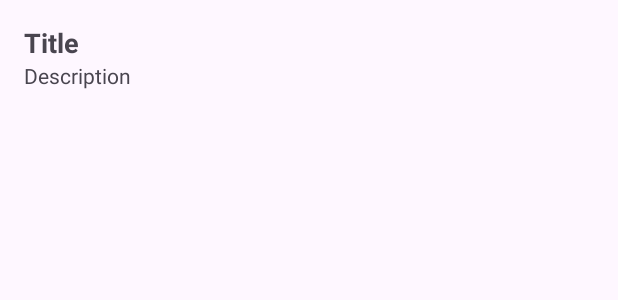
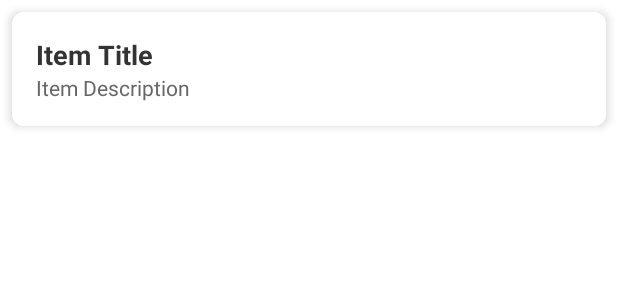
Before and after one commit to MirBedirhanKaygusuz/CS394, an Android app: the layout item_layout.xml on its own in the app's theme, with its tools: preview values and no code run, on a phone screen of 412 x 824 dp. Shown: the top 300 px of the screen. Run offline under Robolectric (Android 15) with nearby library versions, the phone set to English and light mode, and no system bars.

Commit message:
1.9
Signed-off-by: mirkaygusuz <bedirhan.kaygusuz@ozu.edu.tr>

```diff
--- a/app/build.gradle.kts
+++ b/app/build.gradle.kts
@@ -37,7 +37,7 @@ android {
 
 dependencies {
 
-
+    implementation ("androidx.cardview:cardview:1.0.0")
     implementation ("androidx.recyclerview:recyclerview:1.3.2")
     implementation(libs.androidx.core.ktx)
     implementation(libs.androidx.appcompat)
--- a/app/src/main/AndroidManifest.xml
+++ b/app/src/main/AndroidManifest.xml
@@ -10,7 +10,7 @@
         android:label="@string/app_name"
         android:roundIcon="@mipmap/ic_launcher_round"
         android:supportsRtl="true"
-        android:theme="@style/Theme.CS3941"
+        android:theme="@style/Theme.MyApp"
         tools:targetApi="31">
         <activity android:name=".DetailActivity" />
         <activity
--- a/app/src/main/res/layout/activity_detail.xml
+++ b/app/src/main/res/layout/activity_detail.xml
@@ -5,7 +5,8 @@
     xmlns:tools="http://schemas.android.com/tools"
     android:layout_width="match_parent"
     android:layout_height="match_parent"
-    tools:context=".DetailActivity">
+    tools:context=".DetailActivity"
+    >
 
     <TextView
         android:id="@+id/detailId"
--- a/app/src/main/res/layout/item_layout.xml
+++ b/app/src/main/res/layout/item_layout.xml
@@ -1,6 +1,15 @@
 <?xml version="1.0" encoding="utf-8"?>
+<androidx.cardview.widget.CardView
+    xmlns:android="http://schemas.android.com/apk/res/android"
+    xmlns:app="http://schemas.android.com/apk/res-auto"
+    android:layout_width="match_parent"
+    android:layout_height="wrap_content"
+    android:layout_margin="8dp"
+    app:cardElevation="4dp"
+    app:cardBackgroundColor="@color/backgroundLight"
+    app:cardCornerRadius="8dp">
+
 <LinearLayout
-    xmlns:android="http://schemas.android.com/apk/res/android"
 android:layout_width="match_parent"
 android:layout_height="wrap_content"
 android:orientation="vertical"
@@ -10,14 +19,17 @@
     android:id="@+id/itemTitle"
     android:layout_width="wrap_content"
     android:layout_height="wrap_content"
-        android:textStyle="bold"
+    android:text="Item Title"
     android:textSize="18sp"
-        android:text="Title"/>
+    android:textColor="@color/textPrimary"
+    android:textStyle="bold"/>
 
 <TextView
     android:id="@+id/itemDescription"
     android:layout_width="wrap_content"
     android:layout_height="wrap_content"
+    android:text="Item Description"
     android:textSize="14sp"
-        android:text="Description"/>
+    android:textColor="@color/textSecondary"/>
 </LinearLayout>
+    </androidx.cardview.widget.CardView>
--- a/app/src/main/res/values/colors.xml
+++ b/app/src/main/res/values/colors.xml
@@ -1,5 +1,16 @@
 <?xml version="1.0" encoding="utf-8"?>
 <resources>
-    <color name="black">#FF000000</color>
-    <color name="white">#FFFFFFFF</color>
+    <!-- Primary and Secondary colors -->
+    <color name="colorPrimary">#6200EE</color>
+    <color name="colorPrimaryVariant">#3700B3</color>
+    <color name="colorSecondary">#03DAC5</color>
+
+    <!-- Background and Text Colors -->
+    <color name="backgroundLight">#FAFAFA</color>
+    <color name="textPrimary">#333333</color>
+    <color name="textSecondary">#666666</color>
+
+    <!-- Additional custom colors -->
+    <color name="cardBackground">#EBEBEB</color>
+    <color name="divider">#E0E0E0</color>
 </resources>
--- a/app/src/main/res/values/themes.xml
+++ b/app/src/main/res/values/themes.xml
@@ -1,9 +1,16 @@
 <resources xmlns:tools="http://schemas.android.com/tools">
-    <!-- Base application theme. -->
-    <style name="Base.Theme.CS3941" parent="Theme.Material3.DayNight.NoActionBar">
-        <!-- Customize your light theme here. -->
-        <!-- <item name="colorPrimary">@color/my_light_primary</item> -->
+    <style name="Theme.MyApp" parent="Theme.MaterialComponents.Light.DarkActionBar">
+        <!-- Primary Colors -->
+        <item name="colorPrimary">@color/colorPrimary</item>
+        <item name="colorPrimaryVariant">@color/colorPrimaryVariant</item>
+        <item name="colorSecondary">@color/colorSecondary</item>
+
+
+        <!-- Background and Text Colors -->
+        <item name="android:background">#FFFFFF</item>
+        <item name="android:textColorPrimary">@color/textPrimary</item>
+        <item name="android:textColorSecondary">@color/textSecondary</item>
+
+
     </style>
-
-    <style name="Theme.CS3941" parent="Base.Theme.CS3941" />
 </resources>
```
Lines whose indentation alone changed are shown as unchanged.
